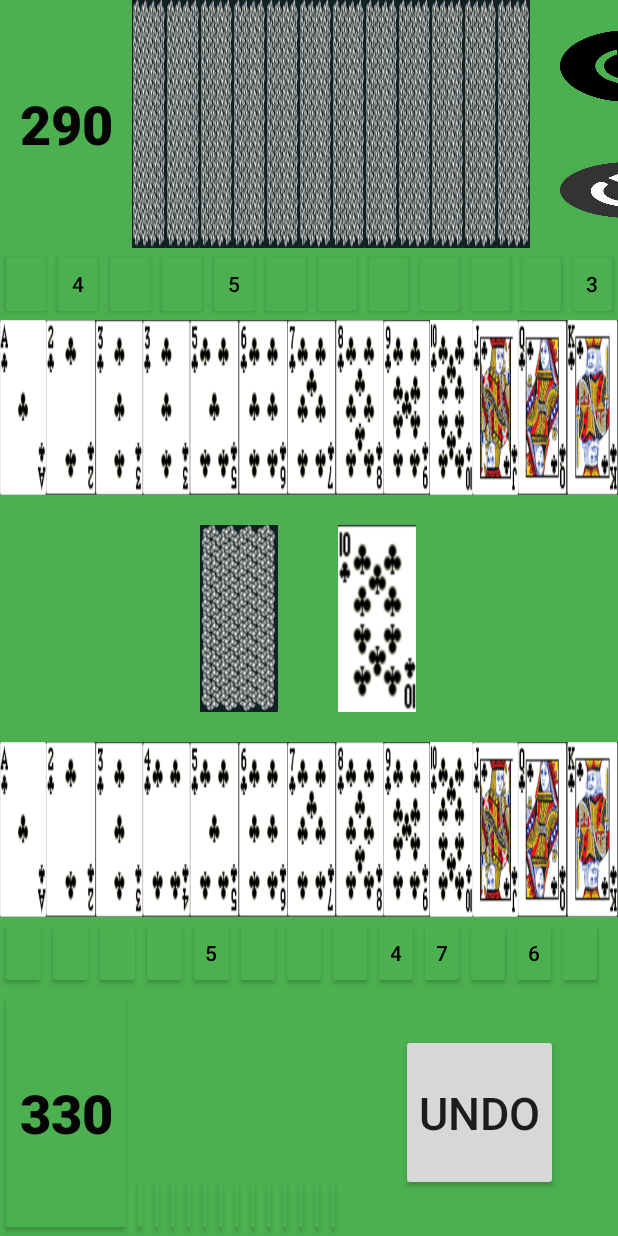
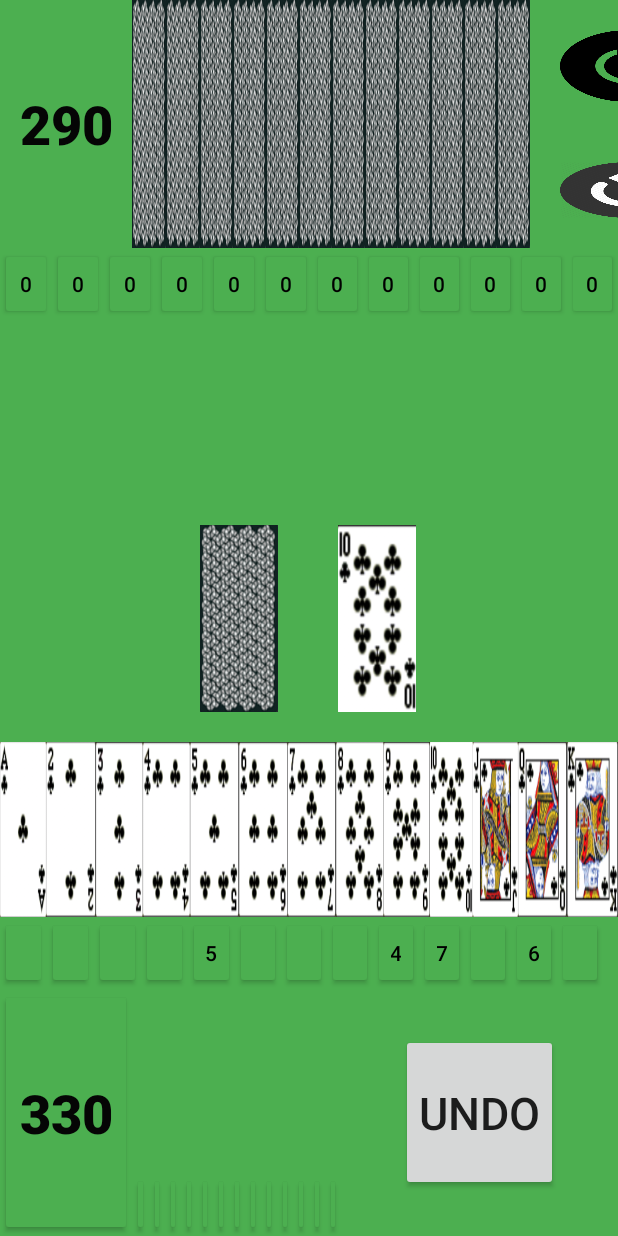
Before and after one commit to rhunter12/Canasta, an Android app: the layout main_activity.xml on its own in the app's theme, with its tools: preview values and no code run, on a phone screen of 412 x 824 dp. Run offline under Robolectric (Android 15) with nearby library versions, the phone set to English and light mode, and no system bars.

Commit message:
Score (buggy)

```diff
--- a/app/src/main/java/edu/up/cs301/canasta/CanastaGameState.java
+++ b/app/src/main/java/edu/up/cs301/canasta/CanastaGameState.java
@@ -141,6 +141,7 @@ public class CanastaGameState extends GameState {
     public int getPlayerTurnID() {
         return playerTurnID;
     }
+    public void setPlayerTurnID(int playerTurnID){ this.playerTurnID = playerTurnID; }
     public void setSelectedCard(int card) {
         selectedCard = card;
     }
--- a/app/src/main/java/edu/up/cs301/canasta/CanastaLocalGame.java
+++ b/app/src/main/java/edu/up/cs301/canasta/CanastaLocalGame.java
@@ -339,6 +339,7 @@ public class CanastaLocalGame extends LocalGame {
                 if (checkIfRoundOver(p)) {
                     state.start();
                 }
+                //state.setPlayerTurnID(1);
                 return true;
             }
         }
--- a/app/src/main/res/layout/main_activity.xml
+++ b/app/src/main/res/layout/main_activity.xml
@@ -220,6 +220,7 @@
                             android:backgroundTint="#4CAF50"
                             android:clickable="false"
                             android:contextClickable="false"
+                            android:text="@string/_0"
                             android:textColor="#000000" />
 
                         <Button
@@ -230,7 +231,7 @@
                             android:backgroundTint="#4CAF50"
                             android:clickable="false"
                             android:contextClickable="false"
-                            android:text="@string/_4"
+                            android:text="@string/_0"
                             android:textColor="#000000" />
 
                         <Button
@@ -241,6 +242,7 @@
                             android:backgroundTint="#4CAF50"
                             android:clickable="false"
                             android:contextClickable="false"
+                            android:text="@string/_0"
                             android:textColor="#000000" />
 
                         <Button
@@ -251,6 +253,7 @@
                             android:backgroundTint="#4CAF50"
                             android:clickable="false"
                             android:contextClickable="false"
+                            android:text="@string/_0"
                             android:textColor="#000000" />
 
                         <Button
@@ -261,7 +264,7 @@
                             android:backgroundTint="#4CAF50"
                             android:clickable="false"
                             android:contextClickable="false"
-                            android:text="@string/_5"
+                            android:text="@string/_0"
                             android:textColor="#000000" />
 
                         <Button
@@ -271,6 +274,7 @@
                             android:layout_weight="1"
                             android:backgroundTint="#4CAF50"
                             android:clickable="false"
+                            android:text="@string/_0"
                             android:contextClickable="false"
                             android:textColor="#000000" />
 
@@ -281,6 +285,7 @@
                             android:layout_weight="1"
                             android:backgroundTint="#4CAF50"
                             android:clickable="false"
+                            android:text="@string/_0"
                             android:contextClickable="false"
                             android:textColor="#000000" />
 
@@ -291,6 +296,7 @@
                             android:layout_weight="1"
                             android:backgroundTint="#4CAF50"
                             android:clickable="false"
+                            android:text="@string/_0"
                             android:contextClickable="false"
                             android:textColor="#000000" />
 
@@ -301,6 +307,7 @@
                             android:layout_weight="1"
                             android:backgroundTint="#4CAF50"
                             android:clickable="false"
+                            android:text="@string/_0"
                             android:contextClickable="false"
                             android:textColor="#000000" />
 
@@ -311,6 +318,7 @@
                             android:layout_weight="1"
                             android:backgroundTint="#4CAF50"
                             android:clickable="false"
+                            android:text="@string/_0"
                             android:contextClickable="false"
                             android:textColor="#000000" />
 
@@ -321,6 +329,7 @@
                             android:layout_weight="1"
                             android:backgroundTint="#4CAF50"
                             android:clickable="false"
+                            android:text="@string/_0"
                             android:contextClickable="false"
                             android:textColor="#000000" />
 
@@ -332,7 +341,7 @@
                             android:backgroundTint="#4CAF50"
                             android:clickable="false"
                             android:contextClickable="false"
-                            android:text="@string/_3"
+                            android:text="@string/_0"
                             android:textColor="#000000" />
                     </LinearLayout>
                 </LinearLayout>
@@ -349,91 +358,104 @@
                         android:layout_width="wrap_content"
                         android:layout_height="match_parent"
                         android:layout_weight="1"
-                        android:background="@drawable/clubas" />
+                        android:background="@drawable/clubas"
+                        android:visibility="invisible"/>
 
                     <Button
                         android:id="@+id/PCmeld2"
                         android:layout_width="wrap_content"
                         android:layout_height="match_parent"
                         android:layout_weight="1"
-                        android:background="@drawable/club2" />
+                        android:background="@drawable/club2"
+                        android:visibility="invisible"/>
 
                     <Button
                         android:id="@+id/PCmeld3"
                         android:layout_width="wrap_content"
                         android:layout_height="match_parent"
                         android:layout_weight="1"
-                        android:background="@drawable/club3" />
+                        android:background="@drawable/club3"
+                        android:visibility="invisible"/>
 
                     <Button
                         android:id="@+id/PCmeld4"
                         android:layout_width="wrap_content"
                         android:layout_height="match_parent"
                         android:layout_weight="1"
-                        android:background="@drawable/club3" />
+                        android:background="@drawable/club4"
+                        android:visibility="invisible"/>
 
                     <Button
                         android:id="@+id/PCmeld5"
                         android:layout_width="wrap_content"
                         android:layout_height="match_parent"
                         android:layout_weight="1"
-                        android:background="@drawable/club5" />
+                        android:background="@drawable/club5"
+                        android:visibility="invisible"/>
 
                     <Button
                         android:id="@+id/PCmeld6"
                         android:layout_width="wrap_content"
                         android:layout_height="match_parent"
                         android:layout_weight="1"
-                        android:background="@drawable/club6" />
+                        android:background="@drawable/club6"
+                        android:visibility="invisible"/>
 
                     <Button
                         android:id="@+id/PCmeld7"
                         android:layout_width="wrap_content"
                         android:layout_height="match_parent"
                         android:layout_weight="1"
-                        android:background="@drawable/club7" />
+                        android:background="@drawable/club7"
+                        android:visibility="invisible"/>
 
                     <Button
                         android:id="@+id/PCmeld8"
                         android:layout_width="wrap_content"
                         android:layout_height="match_parent"
                         android:layout_weight="1"
-                        android:background="@drawable/club8" />
+                        android:background="@drawable/club8"
+                        android:visibility="invisible"/>
 
                     <Button
                         android:id="@+id/PCmeld9"
                         android:layout_width="wrap_content"
                         android:layout_height="match_parent"
                         android:layout_weight="1"
-                        android:background="@drawable/club9" />
+                        android:background="@drawable/club9"
+                        android:visibility="invisible"/>
 
                     <Button
                         android:id="@+id/PCmeld10"
                         android:layout_width="wrap_content"
                         android:layout_height="match_parent"
                         android:layout_weight="1"
-                        android:background="@drawable/club10" />
+                        android:background="@drawable/club10"
+                        android:visibility="invisible"/>
 
                     <Button
                         android:id="@+id/PCmeldJ"
                         android:layout_width="wrap_content"
                         android:layout_height="match_parent"
                         android:layout_weight="1"
-                        android:background="@drawable/clubjack" />
+                        android:background="@drawable/clubjack"
+                        android:visibility="invisible"/>
 
                     <Button
                         android:id="@+id/PCmeldQ"
                         android:layout_width="wrap_content"
                         android:layout_height="match_parent"
                         android:layout_weight="1"
-                        android:background="@drawable/clubqueen" />
+                        android:background="@drawable/clubqueen"
+                        android:visibility="invisible"/>
 
                     <Button
                         android:id="@+id/PCmeldK"
                         android:layout_width="wrap_content"
                         android:layout_height="match_parent"
                         android:layout_weight="1"
-                        android:background="@drawable/clubking" />
+                        android:background="@drawable/clubking"
+                        android:visibility="invisible"/>
 
                 </LinearLayout>
 
@@ -964,7 +986,7 @@
                             android:textColor="#000000" />
 
                         <Button
-                            android:id="@+id/nPlayer4"
+                            android:id="@+id/nPlayer3"
                             android:layout_width="wrap_content"
                             android:layout_height="match_parent"
                             android:layout_weight="1"
@@ -974,7 +996,7 @@
                             android:textColor="#000000" />
 
                         <Button
-                            android:id="@+id/nPlayer3"
+                            android:id="@+id/nPlayer4"
                             android:layout_width="wrap_content"
                             android:layout_height="match_parent"
                             android:layout_weight="1"
--- a/app/src/main/res/values/strings.xml
+++ b/app/src/main/res/values/strings.xml
@@ -15,4 +15,5 @@
     <string name="_K">K</string>
     <string name="discard">Discard</string>
     <string name="_1">_1</string>
+    <string name="_0">0</string>
 </resources>
```
Also changed, not shown: app/src/main/java/edu/up/cs301/canasta/CanastaComputerPlayer1.java (+35 -18 lines), app/src/main/java/edu/up/cs301/canasta/CanastaPlayer.java (+48 -6 lines).
